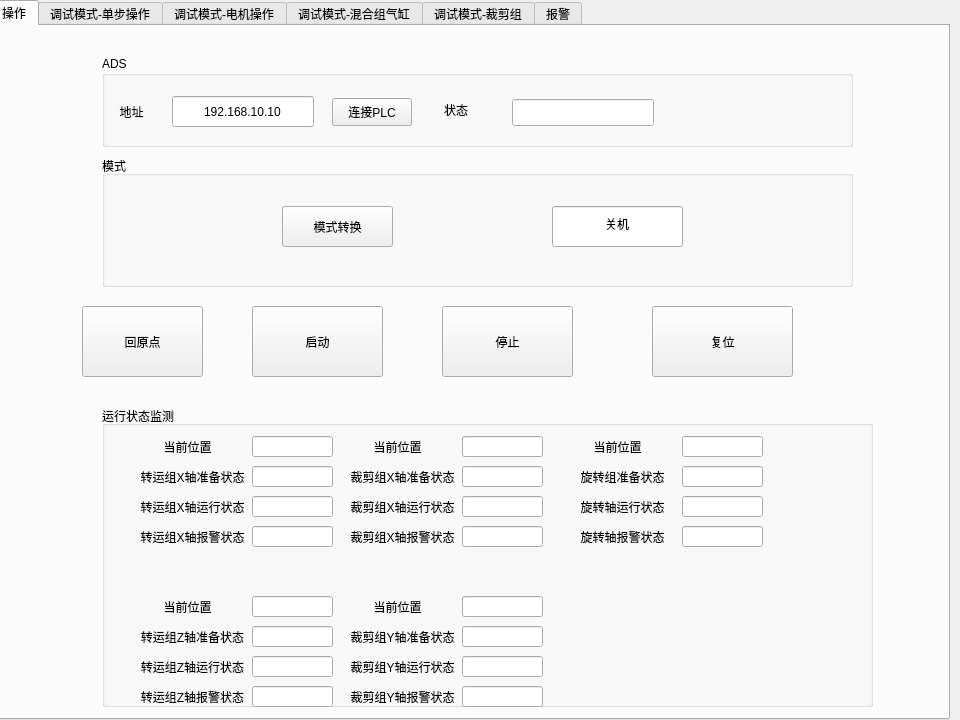
This is widget.ui in stupid-rain/Aerosol_detection_equipment as Qt 5 draws it before an edit. The edited form follows.
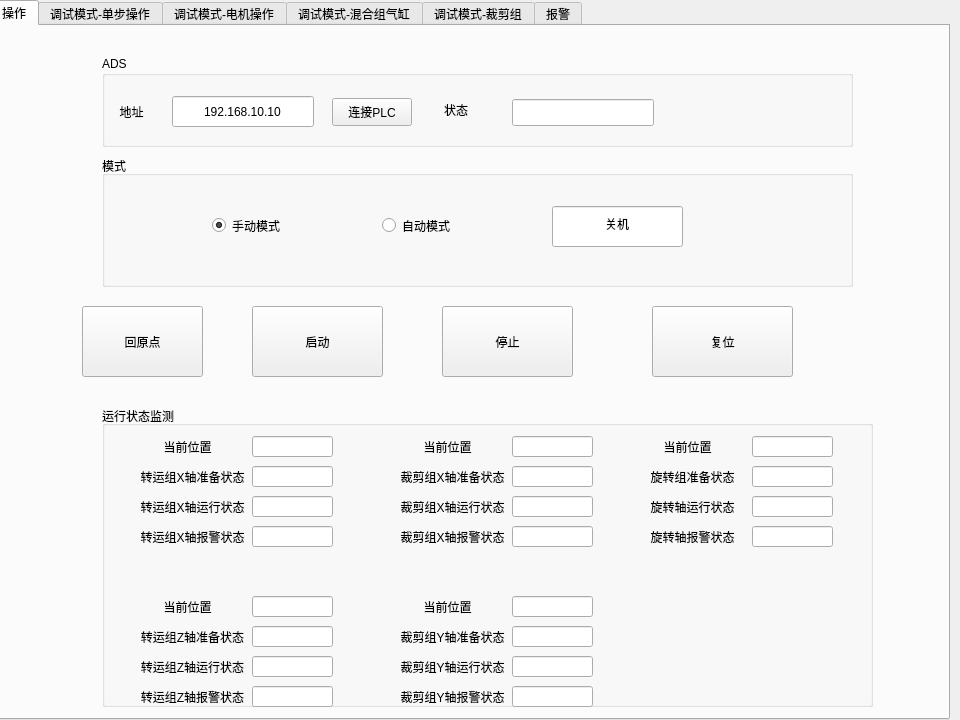
This is the edited form. The open tabs and pages were chosen to show the change.

Commit message: 模式转换修改方式

What changed in the file:
```diff
--- a/widget.ui
+++ b/widget.ui
@@ -235,17 +235,33 @@
        <set>Qt::AlignCenter</set>
       </property>
      </widget>
-     <widget class="QPushButton" name="btn_Axi_Mode_Switch">
+     <widget class="QRadioButton" name="AutoButton">
       <property name="geometry">
        <rect>
-        <x>180</x>
-        <y>50</y>
-        <width>111</width>
-        <height>41</height>
+        <x>280</x>
+        <y>60</y>
+        <width>95</width>
+        <height>19</height>
        </rect>
       </property>
       <property name="text">
-       <string>模式转换</string>
+       <string>自动模式</string>
+      </property>
+     </widget>
+     <widget class="QRadioButton" name="ManuButton">
+      <property name="geometry">
+       <rect>
+        <x>110</x>
+        <y>60</y>
+        <width>95</width>
+        <height>19</height>
+       </rect>
+      </property>
+      <property name="text">
+       <string>手动模式</string>
+      </property>
+      <property name="checked">
+       <bool>true</bool>
       </property>
      </widget>
     </widget>
@@ -328,7 +344,7 @@
      <widget class="QLabel" name="label_Axi_Status_3">
       <property name="geometry">
        <rect>
-        <x>240</x>
+        <x>290</x>
         <y>60</y>
         <width>121</width>
         <height>21</height>
@@ -344,7 +360,7 @@
      <widget class="QLineEdit" name="lineEdit_Axi_Status_3">
       <property name="geometry">
        <rect>
-        <x>360</x>
+        <x>410</x>
         <y>60</y>
         <width>81</width>
         <height>21</height>
@@ -360,7 +376,7 @@
      <widget class="QLabel" name="label_Axi_Status_4">
       <property name="geometry">
        <rect>
-        <x>240</x>
+        <x>290</x>
         <y>220</y>
         <width>121</width>
         <height>21</height>
@@ -376,7 +392,7 @@
      <widget class="QLineEdit" name="lineEdit_Axi_Status_4">
       <property name="geometry">
        <rect>
-        <x>360</x>
+        <x>410</x>
         <y>220</y>
         <width>81</width>
         <height>21</height>
@@ -392,7 +408,7 @@
      <widget class="QLabel" name="label_Axi_Status_5">
       <property name="geometry">
        <rect>
-        <x>460</x>
+        <x>530</x>
         <y>60</y>
         <width>121</width>
         <height>21</height>
@@ -408,7 +424,7 @@
      <widget class="QLineEdit" name="lineEdit_Axi_Status_5">
       <property name="geometry">
        <rect>
-        <x>580</x>
+        <x>650</x>
         <y>60</y>
         <width>81</width>
         <height>21</height>
@@ -488,7 +504,7 @@
      <widget class="QLineEdit" name="lineEdit_Axi_CurPositon_Status_3">
       <property name="geometry">
        <rect>
-        <x>360</x>
+        <x>410</x>
         <y>30</y>
         <width>81</width>
         <height>21</height>
@@ -504,7 +520,7 @@
      <widget class="QLabel" name="label_Axi_CurPositon_Status_3">
       <property name="geometry">
        <rect>
-        <x>250</x>
+        <x>300</x>
         <y>30</y>
         <width>91</width>
         <height>21</height>
@@ -520,7 +536,7 @@
      <widget class="QLineEdit" name="lineEdit_Axi_CurPositon_Status_4">
       <property name="geometry">
        <rect>
-        <x>360</x>
+        <x>410</x>
         <y>190</y>
         <width>81</width>
         <height>21</height>
@@ -536,7 +552,7 @@
      <widget class="QLabel" name="label_Axi_CurPositon_Status_4">
       <property name="geometry">
        <rect>
-        <x>250</x>
+        <x>300</x>
         <y>190</y>
         <width>91</width>
         <height>21</height>
@@ -552,7 +568,7 @@
      <widget class="QLineEdit" name="lineEdit_Axi_CurPositon_Status_5">
       <property name="geometry">
        <rect>
-        <x>580</x>
+        <x>650</x>
         <y>30</y>
         <width>81</width>
         <height>21</height>
@@ -568,7 +584,7 @@
      <widget class="QLabel" name="label_Axi_CurPositon_Status_5">
       <property name="geometry">
        <rect>
-        <x>470</x>
+        <x>540</x>
         <y>30</y>
         <width>91</width>
         <height>21</height>
@@ -648,7 +664,7 @@
      <widget class="QLineEdit" name="lineEdit_Axi_RunningStatus_3">
       <property name="geometry">
        <rect>
-        <x>360</x>
+        <x>410</x>
         <y>90</y>
         <width>81</width>
         <height>21</height>
@@ -664,7 +680,7 @@
      <widget class="QLabel" name="label_Axi_RunningStatus_3">
       <property name="geometry">
        <rect>
-        <x>240</x>
+        <x>290</x>
         <y>90</y>
         <width>121</width>
         <height>21</height>
@@ -680,7 +696,7 @@
      <widget class="QLineEdit" name="lineEdit_Axi_RunningStatus_4">
       <property name="geometry">
        <rect>
-        <x>360</x>
+        <x>410</x>
         <y>250</y>
         <width>81</width>
         <height>21</height>
@@ -696,7 +712,7 @@
      <widget class="QLabel" name="label_Axi_RunningStatus_4">
       <property name="geometry">
        <rect>
-        <x>240</x>
+        <x>290</x>
         <y>250</y>
         <width>121</width>
         <height>21</height>
@@ -712,7 +728,7 @@
      <widget class="QLineEdit" name="lineEdit_Axi_RunningStatus_5">
       <property name="geometry">
        <rect>
-        <x>580</x>
+        <x>650</x>
         <y>90</y>
         <width>81</width>
         <height>21</height>
@@ -728,7 +744,7 @@
      <widget class="QLabel" name="label_Axi_RunningStatus_5">
       <property name="geometry">
        <rect>
-        <x>460</x>
+        <x>530</x>
         <y>90</y>
         <width>121</width>
         <height>21</height>
@@ -792,7 +808,7 @@
      <widget class="QLabel" name="label_Axi_ErroStatus_3">
       <property name="geometry">
        <rect>
-        <x>240</x>
+        <x>290</x>
         <y>120</y>
         <width>121</width>
         <height>21</height>
@@ -808,7 +824,7 @@
      <widget class="QLabel" name="label_Axi_ErroStatus_4">
       <property name="geometry">
        <rect>
-        <x>240</x>
+        <x>290</x>
         <y>280</y>
         <width>121</width>
         <height>21</height>
@@ -824,7 +840,7 @@
      <widget class="QLabel" name="label_Axi_ErroStatus_5">
       <property name="geometry">
        <rect>
-        <x>460</x>
+        <x>530</x>
         <y>120</y>
         <width>121</width>
         <height>21</height>
@@ -856,7 +872,7 @@
      <widget class="QLineEdit" name="lineEdit_Axi_ErroStatus_3">
       <property name="geometry">
        <rect>
-        <x>360</x>
+        <x>410</x>
         <y>120</y>
         <width>81</width>
         <height>21</height>
@@ -872,7 +888,7 @@
      <widget class="QLineEdit" name="lineEdit_Axi_ErroStatus_4">
       <property name="geometry">
        <rect>
-        <x>360</x>
+        <x>410</x>
         <y>280</y>
         <width>81</width>
         <height>21</height>
@@ -888,7 +904,7 @@
      <widget class="QLineEdit" name="lineEdit_Axi_ErroStatus_5">
       <property name="geometry">
        <rect>
-        <x>580</x>
+        <x>650</x>
         <y>120</y>
         <width>81</width>
         <height>21</height>
```
Left out of the diff: 2 changed lines with no effect on the pictures. The commit also changes 2 other files.
